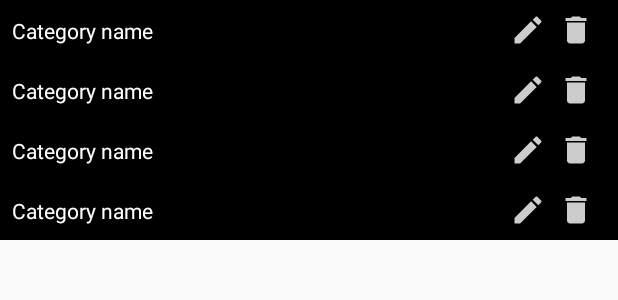
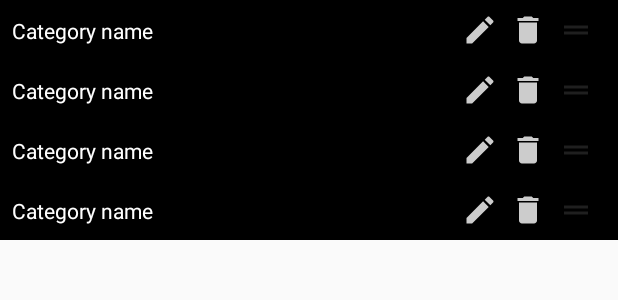
Before and after one commit to Eboreg/Soundboard, an Android app: the layout fragment_category_list.xml on its own in the app's theme, with its tools: preview values and no code run, on a phone screen of 412 x 824 dp. Shown: the top 300 px of the screen. Run offline under Robolectric (Android 15) with nearby library versions, the phone set to English and light mode, and no system bars.

Commit message:
Add drag handle + AppViewModelListenerInterface

```diff
--- /dev/null
+++ b/app/src/main/java/us/huseli/soundboard_kotlin/interfaces/AppViewModelListenerInterface.kt
@@ -0,0 +1,6 @@
+package us.huseli.soundboard_kotlin.interfaces
+
+interface AppViewModelListenerInterface {
+    fun onReorderEnabledChange(value: Boolean)
+    fun onZoomLevelChange(value: Int)
+}
--- /dev/null
+++ b/app/src/main/res/drawable-anydpi/ic_drag_handle.xml
@@ -0,0 +1,11 @@
+<vector xmlns:android="http://schemas.android.com/apk/res/android"
+    android:width="24dp"
+    android:height="24dp"
+    android:viewportWidth="24"
+    android:viewportHeight="24"
+    android:tint="#333333"
+    android:alpha="0.6">
+  <path
+      android:fillColor="@android:color/white"
+      android:pathData="M20,9H4v2h16V9zM4,15h16v-2H4V15z"/>
+</vector>
--- a/app/src/main/res/layout/item_category.xml
+++ b/app/src/main/res/layout/item_category.xml
@@ -39,18 +39,6 @@
                 tools:textColor="@android:color/white" />
 
             <ImageView
-                android:id="@+id/category_delete_button"
-                android:layout_width="wrap_content"
-                android:layout_height="wrap_content"
-                android:layout_marginEnd="@dimen/margin_normal"
-                app:drawableColor="@{categoryViewModel.textColor}"
-                app:layout_constraintBottom_toBottomOf="parent"
-                app:layout_constraintEnd_toEndOf="parent"
-                app:layout_constraintTop_toTopOf="parent"
-                app:srcCompat="@drawable/ic_delete"
-                android:contentDescription="@string/delete_category" />
-
-            <ImageView
                 android:id="@+id/category_edit_button"
                 android:layout_width="wrap_content"
                 android:layout_height="wrap_content"
@@ -61,6 +49,31 @@
                 app:layout_constraintTop_toTopOf="parent"
                 app:srcCompat="@drawable/ic_edit"
                 android:contentDescription="@string/edit_category" />
+
+            <ImageView
+                android:id="@+id/category_delete_button"
+                android:layout_width="wrap_content"
+                android:layout_height="wrap_content"
+                android:layout_marginEnd="@dimen/margin_normal"
+                app:drawableColor="@{categoryViewModel.textColor}"
+                app:layout_constraintBottom_toBottomOf="parent"
+                app:layout_constraintEnd_toStartOf="@+id/category_move_button"
+                app:layout_constraintTop_toTopOf="parent"
+                app:srcCompat="@drawable/ic_delete"
+                android:contentDescription="@string/delete_category" />
+
+            <ImageView
+                android:id="@+id/category_move_button"
+                android:layout_width="wrap_content"
+                android:layout_height="wrap_content"
+                android:layout_marginEnd="@dimen/margin_normal"
+                app:drawableColor="@{categoryViewModel.textColor}"
+                app:layout_constraintBottom_toBottomOf="parent"
+                app:layout_constraintEnd_toEndOf="parent"
+                app:layout_constraintTop_toTopOf="parent"
+                app:srcCompat="@drawable/ic_drag_handle"
+                android:contentDescription="@string/move_category" />
+
         </androidx.constraintlayout.widget.ConstraintLayout>
 
         <androidx.recyclerview.widget.RecyclerView
--- a/app/src/main/res/values/strings.xml
+++ b/app/src/main/res/values/strings.xml
@@ -25,4 +25,5 @@
     <string name="data_not_fetched_yet">Data not fetched yet, please try again</string>
     <string name="delete_category">Delete category</string>
     <string name="edit_category">Edit category</string>
+    <string name="move_category">Move category</string>
 </resources>
```
Also changed, not shown: app/src/main/java/us/huseli/soundboard_kotlin/MainActivity.kt (+4 -3 lines), app/src/main/java/us/huseli/soundboard_kotlin/adapters/CategoryAdapter.kt (+6 -3 lines), app/src/main/java/us/huseli/soundboard_kotlin/adapters/SoundAdapter.kt (+6 -2 lines).
